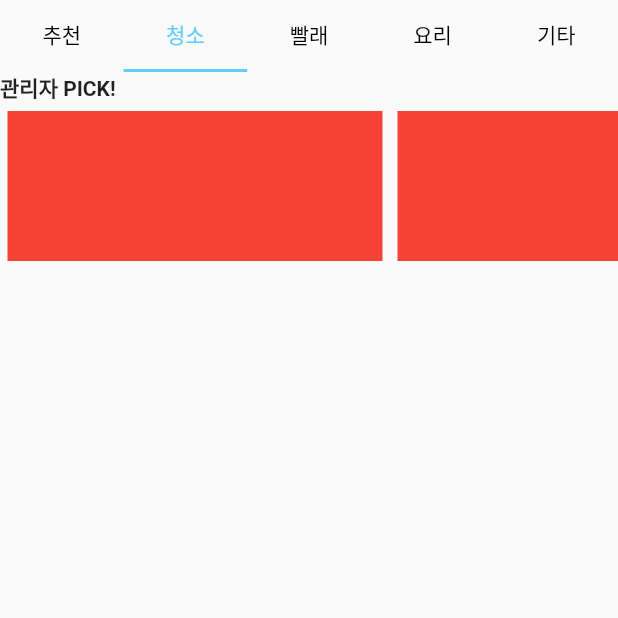
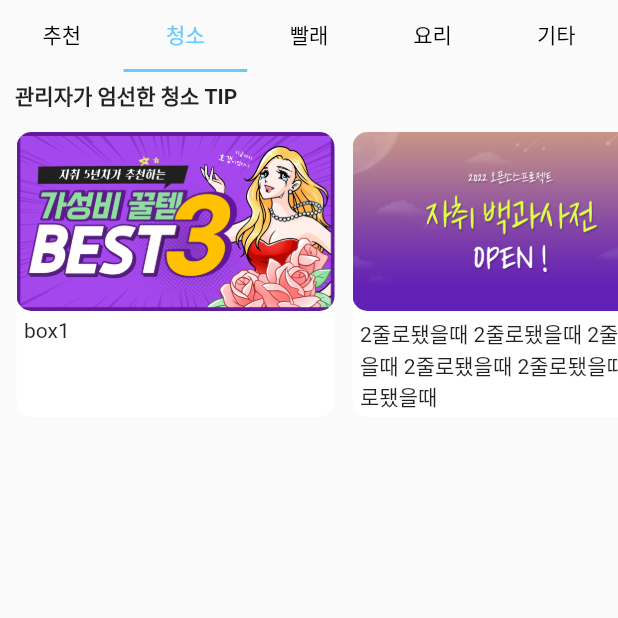
Before and after one commit to 2022-opensourse-mobile/a_living_dictionary, a Flutter app: the DictionaryPage screen opened directly, tab 2 chosen, on a phone screen of 412 x 824 dp, the top half of it. Run offline on Flutter 3.47's test engine with Material 2 defaults, Android fonts, the phone set to English and light mode, and no system bars; our stand-ins replace carousel_slider, cloud_firestore, firebase_core; accounts and stored records are empty.

Commit message:
DictionaryPage 수정

```diff
--- a/lib/DictionaryPage.dart
+++ b/lib/DictionaryPage.dart
@@ -12,14 +12,14 @@ List<String> txtValue = [
   'box3',
   'box4',
   'box4',
-  'bossssssssssssssssssssssssssssssssssssx4'
+  'bossssssssssssssssssssssssssssssssssss4'
 ];
-List<String> imgValue = ['assets/4.png', 'assets/3.png', 'assets/2.png', 'assets/1.png', 'assets/4.png', 'assets/4.png'];
+List<String> imgValue = [
+  'assets/4.png', 'assets/3.png', 'assets/2.png', 'assets/1.png', 'assets/4.png', 'assets/4.png'
+];
 
 class DictionaryPage extends StatelessWidget {
   const DictionaryPage({Key? key}) : super(key: key);
-
-
 
   @override
   Widget build(BuildContext context) {
@@ -61,7 +61,7 @@ class DictionaryPage extends StatelessWidget {
 
                   /* ---------------------------------------- 탭 내용 */
                   Container(
-                    height: 645,
+                    height: MediaQuery.of(context).size.height * 0.75,
                     child:
 
                     TabBarView(
@@ -69,14 +69,12 @@ class DictionaryPage extends StatelessWidget {
 
                         postList(context), // 추천 탭
 
-                        slideList(context), // 청소 탭
+                        slideList(context, '청소'),
 
 
-                        Container(
-                          child: Center(
-                            child: Text('빨래 탭 미리보기'),
-                          ),
-                        ),
+                        bestList(),
+
+
                         Container(
                           child: Center(
                             child: Text('요리 탭 미리보기'),
@@ -108,20 +106,19 @@ class DictionaryPage extends StatelessWidget {
 
 // TODO: 위젯 만들기
 
-Widget postList(BuildContext context){
+Widget bestList(){ // 인기 TOP 6
   return Container(
     child: GridView.builder(
       padding: EdgeInsets.all(5),
-      itemCount: txtValue.length, //몇 개 출력할 건지
+      itemCount: 6, //게시글 몇 개 출력할 건지
       itemBuilder: (context, index){
         return
-
           Card(
             shape: RoundedRectangleBorder(
               borderRadius: BorderRadius.circular(10),
             ),
             elevation: 0,
-            //color: Colors.green,
+            color: Colors.white,
             child: Column(
               crossAxisAlignment: CrossAxisAlignment.start,
               children: [
@@ -136,8 +133,6 @@ Widget postList(BuildContext context){
               ],
             ),
           );
-
-
       },
       gridDelegate: SliverGridDelegateWithFixedCrossAxisCount(
         crossAxisCount: 2,
@@ -148,36 +143,88 @@ Widget postList(BuildContext context){
 }
 
 
-/* 가로 스크롤 */
-Widget slideList(BuildContext context){
+
+Widget postList(BuildContext context){ // 게시글 출력
+  return Container(
+    child: GridView.builder(
+      padding: EdgeInsets.all(5),
+      itemCount: txtValue.length, //게시글 몇 개 출력할 건지
+      itemBuilder: (context, index){
+        return
+          Card(
+            shape: RoundedRectangleBorder(
+              borderRadius: BorderRadius.circular(10),
+            ),
+            elevation: 0,
+            color: Colors.white,
+            child: Column(
+              crossAxisAlignment: CrossAxisAlignment.start,
+              children: [
+                ClipRRect(
+                  borderRadius: BorderRadius.circular(10.0),
+                  child: Image.asset(imgValue[index]),
+                ),
+                Padding(
+                  padding: EdgeInsets.all(5),
+                  child: Text(txtValue[index]),
+                ),
+              ],
+            ),
+          );
+      },
+      gridDelegate: SliverGridDelegateWithFixedCrossAxisCount(
+        crossAxisCount: 2,
+        childAspectRatio: 2 / 1.8, // 가로 세로 비율
+      ),
+    ),
+  );
+}
+
+
+Widget slideList(BuildContext context, String text){ // 상단 가로 스크롤
   return Column(
     children: [
-      Row(children: [Text("관리자 PICK!", style: TextStyle(fontWeight: FontWeight.bold),)],),
+      Row(children: [
+        Padding(
+          padding: EdgeInsets.fromLTRB(10,5,10,5),
+          child: Text("관리자가 엄선한 $text TIP", style: TextStyle(fontWeight: FontWeight.bold),),),
+      ],),
+
       SingleChildScrollView(
           scrollDirection: Axis.horizontal,
+          padding: EdgeInsets.all(5),
           child: Row(
-            children: [
-              Container(
-                width: 250,
-                height: 100,
-                margin: EdgeInsets.all(5),
-                color: Colors.red,
-              ),
-              Container(
-                width: 250,
-                height: 100,
-                margin: EdgeInsets.all(5),
-                color: Colors.red,
-              ),
-              Container(
-                width: 250,
-                height: 100,
-                margin: EdgeInsets.all(5),
-                color: Colors.red,
-              ),
-            ],
-          )
+            children: List.generate(5, (index) => slideView(index)),
+          ),
       ),
     ],
   );
 }
+
+Widget slideView(int index){ // 상단 가로 스크롤 게시글 출력
+  return Container(
+    margin: EdgeInsets.symmetric(horizontal: 2),
+    width: 220,
+    height: 198,
+    child: Card(
+      shape: RoundedRectangleBorder(
+        borderRadius: BorderRadius.circular(10),
+      ),
+      elevation: 0,
+      color: Colors.white,
+      child: Column(
+        crossAxisAlignment: CrossAxisAlignment.start,
+        children: [
+          ClipRRect(
+            borderRadius: BorderRadius.circular(10.0),
+            child: Image.asset(imgValue[index]),
+          ),
+          Padding(
+            padding: EdgeInsets.all(5),
+            child: Text(txtValue[index]),
+          ),
+        ],
+      ),
+    ),
+  );
+}
```
